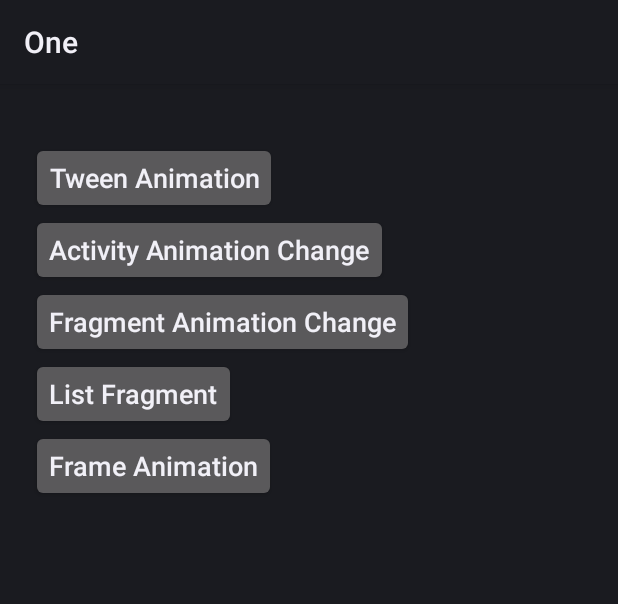
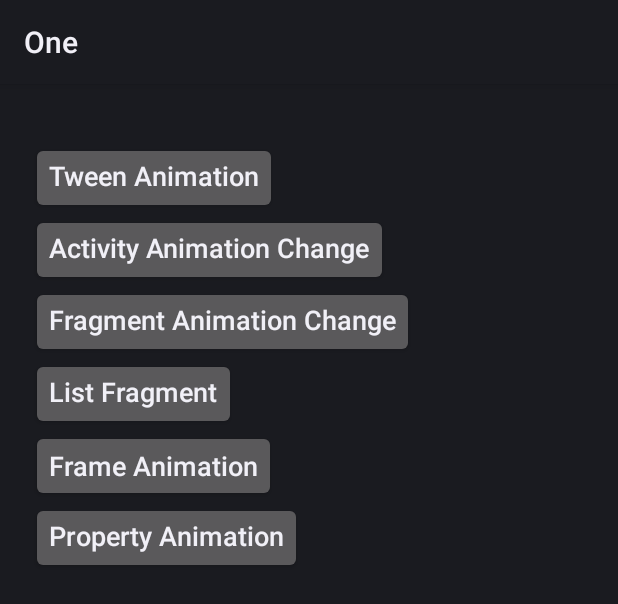
Before and after one commit to xieyulei/One, an Android app: the layout activity_animation.xml on its own in the app's theme, with its tools: preview values and no code run, on a phone screen of 412 x 824 dp. Shown: the top 604 px of the screen. Run offline under Robolectric (Android 15) with nearby library versions, the phone set to English and light mode, and no system bars.

Commit message:
(Animation):属性动画--ValueAnimator

```diff
--- a/app/src/main/AndroidManifest.xml
+++ b/app/src/main/AndroidManifest.xml
@@ -29,6 +29,7 @@
         <activity android:name=".animation.TransFragAnimActivity" />
         <activity android:name=".animation.ListAnimActivity" />
         <activity android:name=".animation.FrameAnimActivity" />
+        <activity android:name=".animation.PropertyAnimActivity" />
 
     </application>
 </manifest>
--- a/app/src/main/java/com/xyl/one/animation/AnimationActivity.kt
+++ b/app/src/main/java/com/xyl/one/animation/AnimationActivity.kt
@@ -40,5 +40,9 @@ class AnimationActivity : AppCompatActivity() {
         mBinding.btnFrameAnim.setOnClickListener {
             startActivity(Intent(this@AnimationActivity, FrameAnimActivity::class.java))
         }
+
+        mBinding.btnPropertyAnim.setOnClickListener {
+            startActivity(Intent(this@AnimationActivity, PropertyAnimActivity::class.java))
+        }
     }
 }
--- a/app/src/main/res/layout/activity_animation.xml
+++ b/app/src/main/res/layout/activity_animation.xml
@@ -22,6 +22,8 @@
         android:id="@+id/btn_tween_anim"
         android:layout_width="wrap_content"
         android:layout_height="wrap_content"
+        android:gravity="start"
+        android:singleLine="true"
         android:text="@string/tween_animation"
         android:textAllCaps="false"
         android:textSize="18sp"
@@ -32,7 +34,9 @@
         android:id="@+id/btn_activity_anim"
         android:layout_width="wrap_content"
         android:layout_height="wrap_content"
-        android:text="@string/activity_animation"
+        android:gravity="start"
+        android:singleLine="true"
+        android:text="@string/btn_activity_animation"
         android:textAllCaps="false"
         android:textSize="18sp"
         app:layout_constraintStart_toStartOf="@id/guideLine1"
@@ -42,7 +46,9 @@
         android:id="@+id/btn_fragment_anim"
         android:layout_width="wrap_content"
         android:layout_height="wrap_content"
-        android:text="@string/fragment_animation"
+        android:gravity="start"
+        android:singleLine="true"
+        android:text="@string/btn_fragment_animation"
         android:textAllCaps="false"
         android:textSize="18sp"
         app:layout_constraintStart_toStartOf="@id/guideLine1"
@@ -52,7 +58,9 @@
         android:id="@+id/btn_list_anim"
         android:layout_width="wrap_content"
         android:layout_height="wrap_content"
-        android:text="@string/fragment_list"
+        android:gravity="start"
+        android:singleLine="true"
+        android:text="@string/title_list_fragment"
         android:textAllCaps="false"
         android:textSize="18sp"
         app:layout_constraintStart_toStartOf="@id/guideLine1"
@@ -62,11 +70,22 @@
         android:id="@+id/btn_frame_anim"
         android:layout_width="wrap_content"
         android:layout_height="wrap_content"
-        android:text="@string/activity_frame"
+        android:text="@string/title_frame_activity"
         android:textAllCaps="false"
         android:textSize="18sp"
         app:layout_constraintStart_toStartOf="@id/guideLine1"
         app:layout_constraintTop_toBottomOf="@id/btn_list_anim" />
 
+    <Button
+        android:id="@+id/btn_property_anim"
+        android:layout_width="wrap_content"
+        android:layout_height="wrap_content"
+        android:gravity="start"
+        android:singleLine="true"
+        android:text="@string/title_property_activity"
+        android:textAllCaps="false"
+        android:textSize="18sp"
+        app:layout_constraintStart_toStartOf="@id/guideLine1"
+        app:layout_constraintTop_toBottomOf="@id/btn_frame_anim" />
 
 </androidx.constraintlayout.widget.ConstraintLayout>
--- a/app/src/main/res/layout/activity_main.xml
+++ b/app/src/main/res/layout/activity_main.xml
@@ -29,7 +29,7 @@
         android:id="@+id/btn_animation"
         android:layout_width="wrap_content"
         android:layout_height="wrap_content"
-        android:text="@string/android_animation"
+        android:text="@string/btn_android_animation"
         android:textAllCaps="false"
         android:textSize="18sp"
         app:layout_constraintStart_toStartOf="@id/gl_ver_0.05"
--- a/app/src/main/res/layout/activity_trans_frag_anim.xml
+++ b/app/src/main/res/layout/activity_trans_frag_anim.xml
@@ -8,7 +8,7 @@
         android:id="@+id/btn_replace_one"
         android:layout_width="wrap_content"
         android:layout_height="wrap_content"
-        android:text="@string/fragment_one"
+        android:text="@string/title_one_fragment"
         android:textAllCaps="false"
         app:layout_constraintStart_toStartOf="parent"
         app:layout_constraintTop_toTopOf="parent" />
@@ -17,7 +17,7 @@
         android:id="@+id/btn_replace_two"
         android:layout_width="wrap_content"
         android:layout_height="wrap_content"
-        android:text="@string/fragment_two"
+        android:text="@string/title_two_fragment"
         android:textAllCaps="false"
         app:layout_constraintEnd_toEndOf="parent"
         app:layout_constraintTop_toTopOf="parent" />
--- a/app/src/main/res/layout/fragment_one_anim.xml
+++ b/app/src/main/res/layout/fragment_one_anim.xml
@@ -8,7 +8,7 @@
         android:id="@+id/one_fragment"
         android:layout_width="wrap_content"
         android:layout_height="wrap_content"
-        android:text="@string/fragment_one"
+        android:text="@string/title_one_fragment"
         android:textSize="@dimen/sp_30"
         app:layout_constraintBottom_toBottomOf="parent"
         app:layout_constraintEnd_toEndOf="parent"
--- a/app/src/main/res/layout/fragment_two_anim.xml
+++ b/app/src/main/res/layout/fragment_two_anim.xml
@@ -9,7 +9,7 @@
         android:id="@+id/two_fragment"
         android:layout_width="wrap_content"
         android:layout_height="wrap_content"
-        android:text="@string/fragment_two"
+        android:text="@string/title_two_fragment"
         android:textSize="@dimen/sp_30"
         app:layout_constraintBottom_toBottomOf="parent"
         app:layout_constraintEnd_toEndOf="parent"
--- a/app/src/main/res/layout/rv_item.xml
+++ b/app/src/main/res/layout/rv_item.xml
@@ -11,7 +11,7 @@
         android:layout_height="0dp"
         android:layout_marginStart="@dimen/sp_24"
         android:gravity="center|start"
-        android:text="@string/fragment_two"
+        android:text="@string/title_two_fragment"
         app:layout_constraintBottom_toBottomOf="parent"
         app:layout_constraintEnd_toStartOf="@id/rv_item_iv"
         app:layout_constraintStart_toStartOf="parent"
--- a/app/src/main/res/values/strings.xml
+++ b/app/src/main/res/values/strings.xml
@@ -1,24 +1,29 @@
 <resources>
     <string name="app_name">One</string>
     <!--  Animation  -->
-    <string name="android_animation">Android Animation</string>
-    <string name="activity_animation">Activity Animation Change</string>
-    <string name="fragment_animation">Fragment Animation Change</string>
-    <string name="fragment_btn_replace">Replace Fragment</string>
-    <string name="fragment_one">One Fragment</string>
-    <string name="fragment_two">Two Fragment</string>
-    <string name="fragment_list">List Fragment</string>
-    <string name="activity_frame">Frame Animation</string>
+    <string name="btn_android_animation">Android Animation</string>
+    <string name="btn_activity_animation">Activity Animation Change</string>
+    <string name="btn_fragment_animation">Fragment Animation Change</string>
+    <string name="btn_replace_fragment">Replace Fragment</string>
+    <string name="btn_start_property_ofInt">Property ofInt</string>
+    <string name="btn_start_property_ofObject">Property ofObject</string>
+    <string name="title_one_fragment">One Fragment</string>
+    <string name="title_two_fragment">Two Fragment</string>
+    <string name="title_list_fragment">List Fragment</string>
+    <string name="title_frame_activity">Frame Animation</string>
+    <string name="title_property_activity">Property Animation</string>
+
     <string name="fruit_text">Fruit</string>
 
-    <string name="anim_alpha_code">Alpha Code</string>
-    <string name="anim_alpha_xml">Alpha xml</string>
-    <string name="anim_rotate_code">Rotate code</string>
-    <string name="anim_rotate_xml">Rotate xml</string>
-    <string name="anim_scale_code">Scale code</string>
-    <string name="anim_scale_xml">Scale xml</string>
-    <string name="anim_translate_code">Translate code</string>
-    <string name="anim_translate_xml">Translate xml</string>
+    <string name="tween_anim_alpha_code">Alpha Code</string>
+    <string name="tween_anim_alpha_xml">Alpha xml</string>
+    <string name="tween_anim_rotate_code">Rotate code</string>
+    <string name="tween_anim_rotate_xml">Rotate xml</string>
+    <string name="tween_anim_scale_code">Scale code</string>
+    <string name="tween_anim_scale_xml">Scale xml</string>
+    <string name="tween_anim_translate_code">Translate code</string>
+    <string name="tween_anim_translate_xml">Translate xml</string>
+
     <string name="frame_anim_start_xml">Start Xml</string>
     <string name="frame_anim_stop_xml">Stop Xml</string>
     <string name="frame_anim_start_code">Start Code</string>
```
Also changed, not shown: app/src/main/java/com/xyl/one/animation/PropertyAnimActivity.kt (added, +66 -0 lines), app/src/main/java/com/xyl/one/animation/property/CircleView.kt (added, +79 -0 lines), app/src/main/java/com/xyl/one/animation/property/CircleViewEvaluator.kt (added, +26 -0 lines), app/src/main/res/animator/property_animation.xml (added, +25 -0 lines), app/src/main/res/layout/activity_property_anim.xml (added, +67 -0 lines), app/src/main/res/layout/activity_tween_anim.xml (+8 -8 lines), 1 other file.
